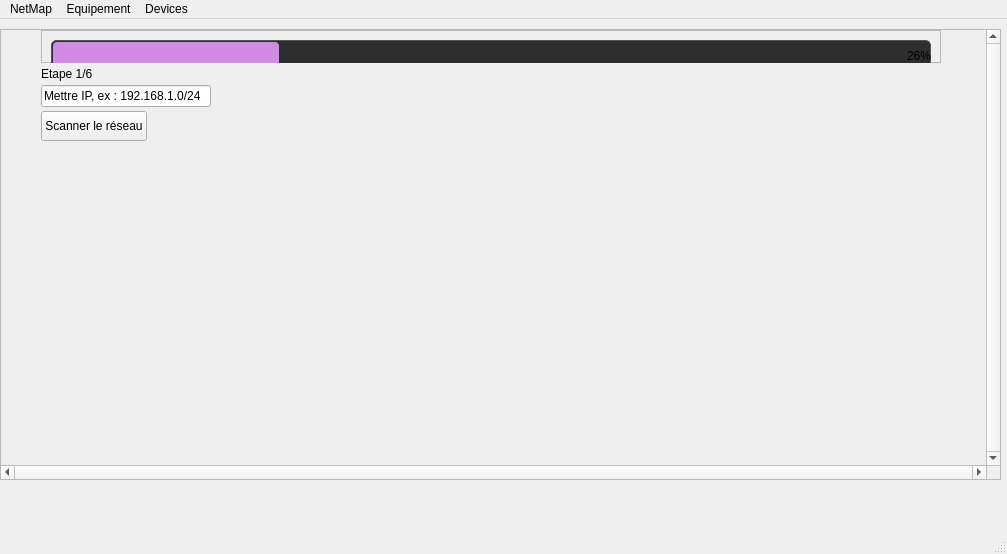
This is Net_map/mainwindow.ui in Traygueur/net_map as Qt 5 draws it before an edit. The edited form follows.
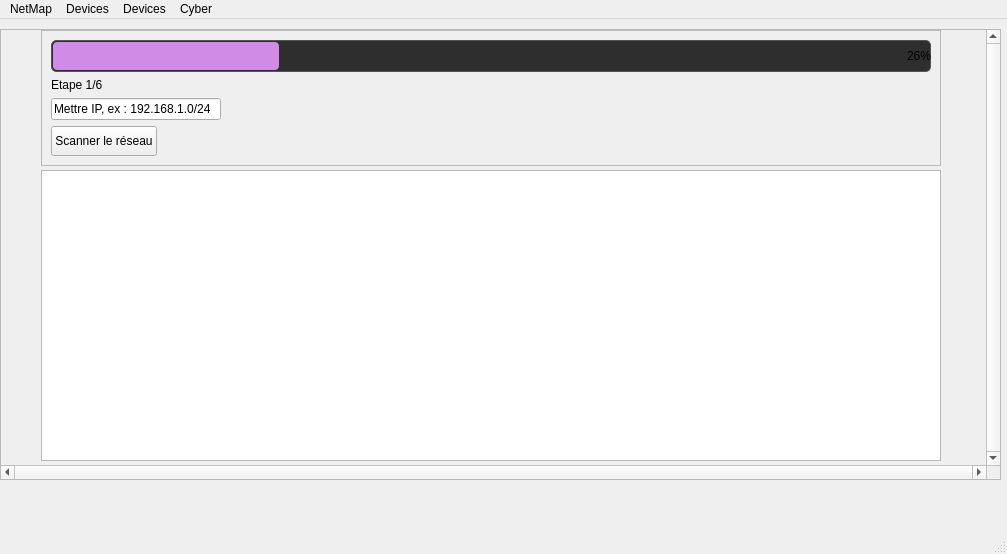
This is the edited form.

What changed in the file:
```diff
--- a/Net_map/mainwindow.ui
+++ b/Net_map/mainwindow.ui
@@ -102,7 +102,7 @@
        <property name="autoFillBackground">
         <bool>true</bool>
        </property>
-       <widget class="QLabel" name="imageLabel">
+       <widget class="QLabel" name="zoomLabel">
         <property name="geometry">
          <rect>
           <x>1220</x>
@@ -139,11 +139,11 @@
           <x>40</x>
           <y>0</y>
           <width>900</width>
-          <height>111</height>
+          <height>431</height>
          </rect>
         </property>
         <property name="sizePolicy">
-         <sizepolicy hsizetype="Expanding" vsizetype="Preferred">
+         <sizepolicy hsizetype="Expanding" vsizetype="Expanding">
           <horstretch>0</horstretch>
           <verstretch>0</verstretch>
          </sizepolicy>
@@ -238,9 +238,6 @@
               </property>
              </widget>
             </item>
-           </layout>
-          </widget>
-         </item>
          <item>
           <widget class="QLabel" name="labelStep">
            <property name="sizePolicy">
@@ -294,6 +291,19 @@
          </item>
         </layout>
        </widget>
+         </item>
+         <item>
+          <widget class="QGraphicsView" name="graphicsView">
+           <property name="minimumSize">
+            <size>
+             <width>0</width>
+             <height>0</height>
+            </size>
+           </property>
+          </widget>
+         </item>
+        </layout>
+       </widget>
       </widget>
      </widget>
     </widget>
@@ -366,7 +376,7 @@
    </widget>
    <widget class="QMenu" name="menuEquipement">
     <property name="title">
-     <string>Equipement</string>
+     <string>Devices</string>
     </property>
    </widget>
    <widget class="QMenu" name="menuDevices">
@@ -374,9 +384,15 @@
      <string>Devices</string>
     </property>
    </widget>
+   <widget class="QMenu" name="menuCyber">
+    <property name="title">
+     <string>Cyber</string>
+    </property>
+   </widget>
    <addaction name="menuNetMap"/>
    <addaction name="menuEquipement"/>
    <addaction name="menuDevices"/>
+   <addaction name="menuCyber"/>
   </widget>
   <widget class="QStatusBar" name="statusbar"/>
   <action name="actionNouvellePage">
```
Lines whose indentation alone changed are shown as unchanged.
